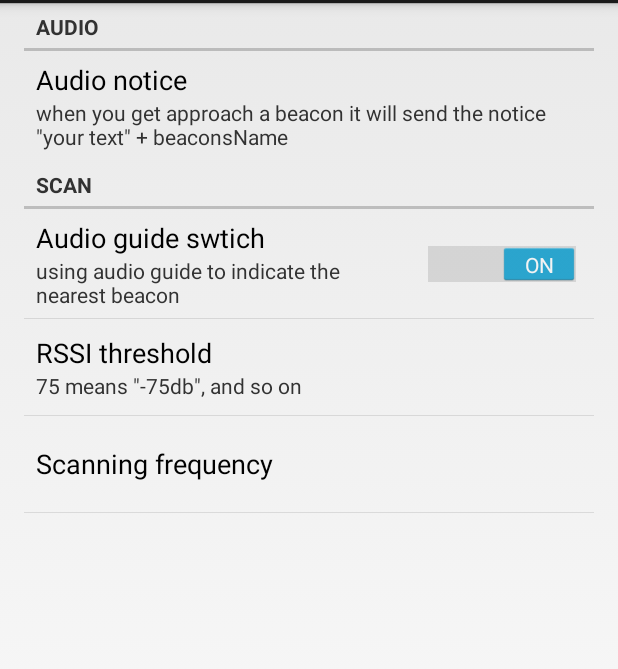
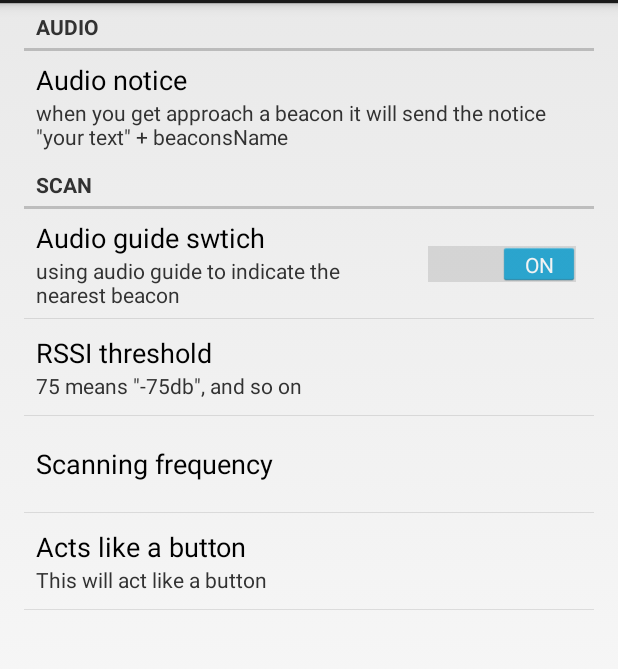
Before and after one commit to hanwencheng/UBeacon-Android-Studio, an Android app: the SettingsActivity screen opened directly, with no data from a screen before it, on a phone screen of 412 x 824 dp, the part 69-738 px from its top. Run offline under Robolectric (Android 15) with nearby library versions, the phone set to English and light mode, and no system bars.

Commit message:
add settings feedback

```diff
--- a/app/src/main/res/xml/settings.xml
+++ b/app/src/main/res/xml/settings.xml
@@ -31,4 +31,8 @@
             android:title="@string/pref_frequency">
         </ListPreference>
     </PreferenceCategory>
+
+    <Preference android:title="Acts like a button"
+        android:key="button"
+        android:summary="This will act like a button"/>
 </PreferenceScreen>
```
Also changed, not shown: app/src/main/java/mci/uni/stuttgart/bilget/MainListFragment.java (+23 -2 lines), app/src/main/java/mci/uni/stuttgart/bilget/SettingsActivity.java (+26 -63 lines), 18 other files.
